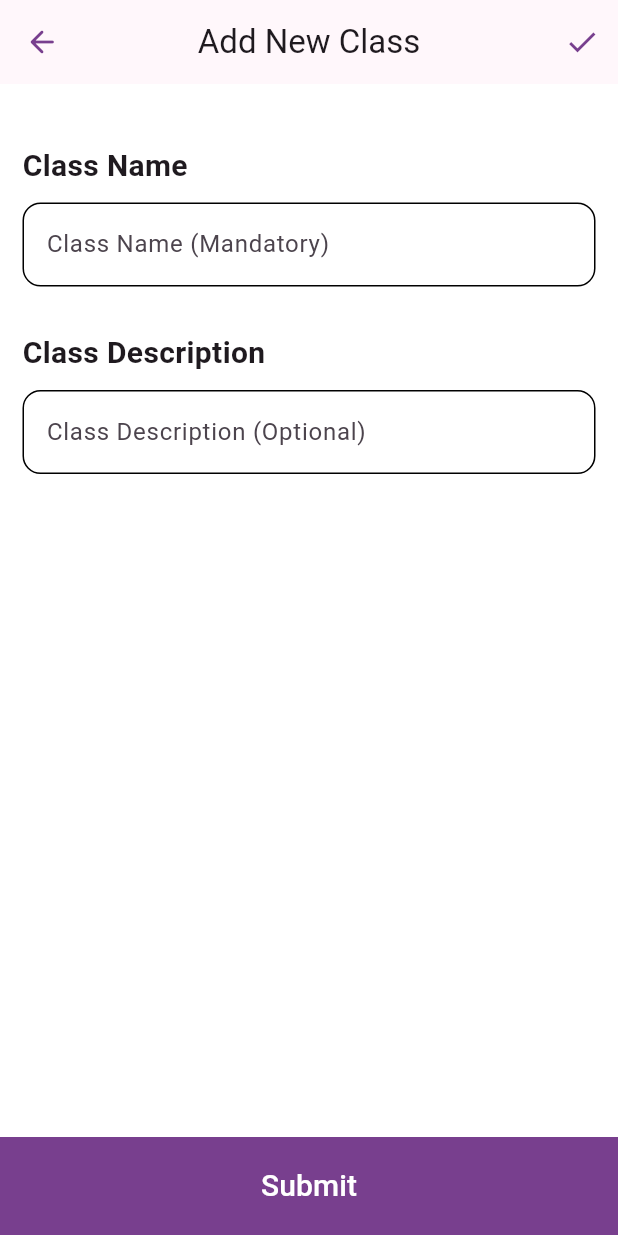
After one commit to cyrDhanush/qr_attendence_system, a Flutter app: the admin_Homepage screen opened directly, after a tap on "Add New Class", on a phone screen of 412 x 824 dp. The commit adds this screen. Run offline on Flutter 3.47's test engine with Material 2 defaults, Android fonts, the phone set to English and light mode, and no system bars; our stand-ins replace firebase_auth, firebase_core; accounts and stored records are empty.

Commit message:
admin ui completed
class page, student list, admin homepage ui completed

```diff
--- a/lib/global.dart
+++ b/lib/global.dart
@@ -1,6 +1,7 @@
 import 'package:flutter/material.dart';
 
-Color maincolor = Color(0xff23967F);
+// Color maincolor = Color(0xff23967F);
+Color maincolor = Color(0xff783F8E);
 Color backgroundcolor = Color(0xffFDE2FF);
 
 Opacity background(context) {
@@ -15,3 +16,20 @@ Opacity background(context) {
     ),
   );
 }
+
+InputDecoration textfielddecoration = InputDecoration(
+  focusedBorder: OutlineInputBorder(
+    borderRadius: BorderRadius.circular(20),
+    borderSide: BorderSide(
+      color: maincolor,
+      width: 1.5,
+    ),
+  ),
+  enabledBorder: OutlineInputBorder(
+    borderRadius: BorderRadius.circular(12),
+    borderSide: BorderSide(
+      color: Colors.black,
+      width: 1,
+    ),
+  ),
+);
--- /dev/null
+++ b/lib/screens/Adminscreens/add_new_class.dart
@@ -0,0 +1,130 @@
+import 'package:flutter/material.dart';
+import 'package:qr_attendence_system/global.dart';
+
+class add_newclass extends StatefulWidget {
+  const add_newclass({Key? key}) : super(key: key);
+
+  @override
+  State<add_newclass> createState() => _add_newclassState();
+}
+
+class _add_newclassState extends State<add_newclass> {
+  TextEditingController classname = TextEditingController();
+  TextEditingController classdes = TextEditingController();
+  @override
+  void dispose() {
+    // TODO: implement dispose
+    super.dispose();
+    classname.dispose();
+    classdes.dispose();
+  }
+
+  void submit() {
+    if (classname.text.length != 0) {
+      print("success");
+    }
+  }
+
+  @override
+  Widget build(BuildContext context) {
+    return Scaffold(
+      appBar: AppBar(
+        leading: IconButton(
+          onPressed: () {
+            Navigator.pop(context);
+          },
+          icon: Icon(
+            Icons.arrow_back_rounded,
+            color: maincolor,
+          ),
+        ),
+        title: Text("Add New Class"),
+        centerTitle: true,
+        actions: [
+          IconButton(
+            onPressed: () {
+              submit();
+            },
+            icon: Icon(
+              Icons.check,
+              color: maincolor,
+            ),
+          ),
+        ],
+      ),
+      body: Container(
+        padding: EdgeInsets.symmetric(horizontal: 15),
+        child: Column(
+          crossAxisAlignment: CrossAxisAlignment.start,
+          children: [
+            SizedBox(
+              height: 40,
+            ),
+            Text(
+              "Class Name",
+              style: TextStyle(
+                fontSize: 20,
+                fontWeight: FontWeight.bold,
+              ),
+            ),
+            SizedBox(
+              height: 10,
+            ),
+            Flexible(
+              child: TextField(
+                controller: classname,
+                decoration: textfielddecoration.copyWith(
+                    hintText: "Class Name (Mandatory)"),
+              ),
+            ),
+            SizedBox(
+              height: 30,
+            ),
+            Text(
+              "Class Description",
+              style: TextStyle(
+                fontSize: 20,
+                fontWeight: FontWeight.bold,
+              ),
+            ),
+            SizedBox(
+              height: 10,
+            ),
+            Flexible(
+              child: TextField(
+                controller: classdes,
+                decoration: textfielddecoration.copyWith(
+                    hintText: "Class Description (Optional)"),
+              ),
+            ),
+          ],
+        ),
+      ),
+      bottomSheet: Container(
+        child: TextButton(
+          onPressed: () {
+            submit();
+          },
+          style: TextButton.styleFrom(
+            foregroundColor: Colors.white,
+            backgroundColor: maincolor,
+            shape: RoundedRectangleBorder(
+              borderRadius: BorderRadius.circular(0),
+            ),
+          ),
+          child: Container(
+            height: 50,
+            alignment: Alignment.center,
+            width: MediaQuery.of(context).size.width,
+            child: Text(
+              "Submit",
+              style: TextStyle(
+                fontSize: 20,
+              ),
+            ),
+          ),
+        ),
+      ),
+    );
+  }
+}
--- /dev/null
+++ b/lib/screens/Adminscreens/admin_homepage.dart
@@ -0,0 +1,123 @@
+import 'package:flutter/material.dart';
+import 'package:qr_attendence_system/global.dart';
+import 'package:qr_attendence_system/screens/Adminscreens/add_new_class.dart';
+import 'package:qr_attendence_system/screens/Adminscreens/class_page.dart';
+
+class admin_Homepage extends StatefulWidget {
+  const admin_Homepage({Key? key}) : super(key: key);
+
+  @override
+  State<admin_Homepage> createState() => _admin_HomepageState();
+}
+
+class _admin_HomepageState extends State<admin_Homepage> {
+  @override
+  Widget build(BuildContext context) {
+    return Scaffold(
+      appBar: AppBar(
+        title: Text("Admin Dashboard"),
+        actions: [
+          IconButton(
+            onPressed: () {},
+            icon: Icon(
+              Icons.logout_rounded,
+              color: maincolor,
+            ),
+          ),
+        ],
+      ),
+      body: Container(
+        padding: EdgeInsets.symmetric(horizontal: 15),
+        child: Column(
+          children: [
+            //tile
+            classTile(),
+            classTile(),
+            classTile(),
+          ],
+        ),
+      ),
+      floatingActionButton: FloatingActionButton.extended(
+        onPressed: () {
+          Navigator.of(context)
+              .push(MaterialPageRoute(builder: (context) => add_newclass()));
+        },
+        label: Text("Add New Class"),
+        icon: Icon(Icons.add_rounded),
+      ),
+    );
+  }
+}
+
+class classTile extends StatelessWidget {
+  const classTile({Key? key}) : super(key: key);
+
+  @override
+  Widget build(BuildContext context) {
+    return Container(
+      margin: EdgeInsets.symmetric(vertical: 5),
+      child: GestureDetector(
+        onTap: () {
+          Navigator.push(
+            context,
+            MaterialPageRoute(
+              builder: (context) => classPage(),
+            ),
+          );
+        },
+        child: Card(
+          elevation: 7,
+          child: Container(
+            padding: EdgeInsets.symmetric(horizontal: 10, vertical: 10),
+            // height: 100,
+            width: MediaQuery.of(context).size.width,
+            decoration: BoxDecoration(
+              borderRadius: BorderRadius.circular(16),
+            ),
+            child: Row(
+              children: [
+                Container(
+                  // qr code
+                  height: 80,
+                  width: 80,
+                  decoration: BoxDecoration(
+                    // color: maincolor,
+                    borderRadius: BorderRadius.circular(16),
+                  ),
+                  child: Image.asset("assets/qrcode.jpg"),
+                ),
+                SizedBox(
+                  width: 10,
+                ),
+                Expanded(
+                  child: Container(
+                    child: Column(
+                      // mainAxisAlignment: MainAxisAlignment.spaceEvenly,
+                      crossAxisAlignment: CrossAxisAlignment.start,
+                      children: [
+                        Text(
+                          "Class Name",
+                          style: TextStyle(
+                            fontSize: 18,
+                            fontWeight: FontWeight.bold,
+                          ),
+                        ),
+                        SizedBox(
+                          height: 5,
+                        ),
+                        Text(
+                          "Description of the class in long word ad"
+                          "slfk asdfasdflj;lckj poij io",
+                        ),
+                      ],
+                    ),
+                  ),
+                ),
+              ],
+            ),
+          ),
+        ),
+      ),
+    );
+  }
+}
--- a/lib/screens/welcome_page.dart
+++ b/lib/screens/welcome_page.dart
@@ -116,7 +116,8 @@ class _WelcomePageState extends State<WelcomePage> {
                               child: Container(
                                 alignment: Alignment.center,
                                 decoration: BoxDecoration(
-                                  color: Colors.black.withAlpha(200),
+                                  // color: Colors.black.withAlpha(200),
+                                  color: maincolor,
                                   borderRadius: BorderRadius.circular(20),
                                 ),
                                 child: Text(
```
Also changed, not shown: lib/main.dart (+8 -2 lines), lib/screens/Adminscreens/class_page.dart (added, +99 -0 lines), lib/screens/Adminscreens/studentlist.dart (added, +115 -0 lines), lib/screens/signing/loginpage.dart (+21 -3 lines), lib/screens/signing/otppage.dart (+14 -2 lines), assets/profilephoto.png (added), assets/qrcode.jpg (added), 1 other file.
